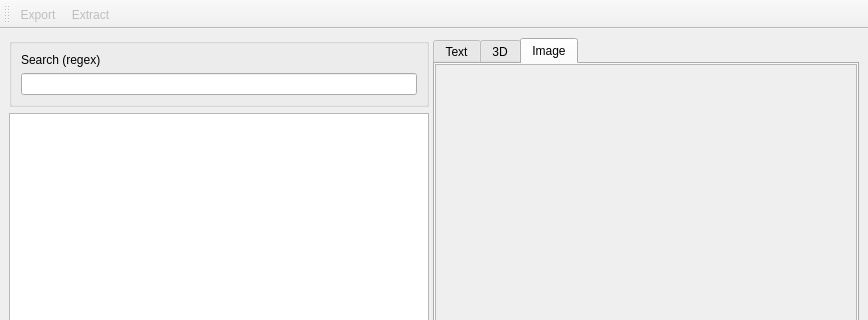
Above: tools/DFSViewer/mainwindow.ui from bigianb/engine-51 before the change; both pictures show x 0 to 868 and y 0 to 320 of the 868 by 650 pixel window. Below: the same form after it.
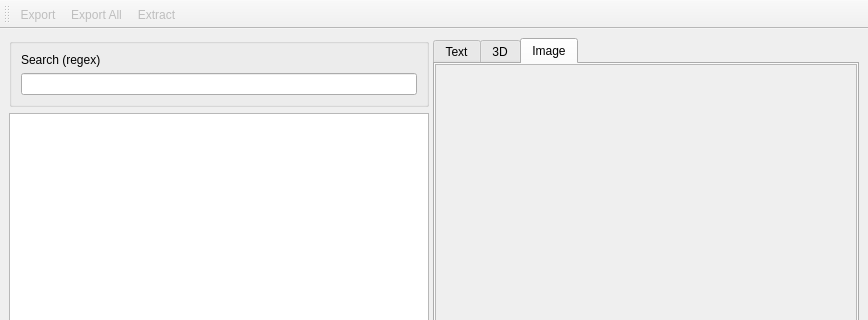
That is the form after the change. Icons and pictures are not drawn. Custom widgets are drawn as their Qt base class.

Commit message: bulk export

What changed in the file:
```diff
--- a/tools/DFSViewer/mainwindow.ui
+++ b/tools/DFSViewer/mainwindow.ui
@@ -156,6 +156,7 @@
     <bool>false</bool>
    </attribute>
    <addaction name="actionToolbarExportFile"/>
+   <addaction name="actionToolbarExportAll"/>
    <addaction name="actionToolbarExtractFile"/>
   </widget>
   <widget class="QStatusBar" name="statusbar"/>
@@ -170,6 +171,17 @@
     <string>Export</string>
    </property>
   </action>
+  <action name="actionToolbarExportAll">
+   <property name="enabled">
+    <bool>false</bool>
+   </property>
+   <property name="icon">
+    <iconset theme="QIcon::ThemeIcon::DocumentSave"/>
+   </property>
+   <property name="text">
+    <string>Export All</string>
+   </property>
+  </action>
   <action name="actionToolbarExtractFile">
    <property name="enabled">
     <bool>false</bool>
```
The commit also changes 5 other files.
